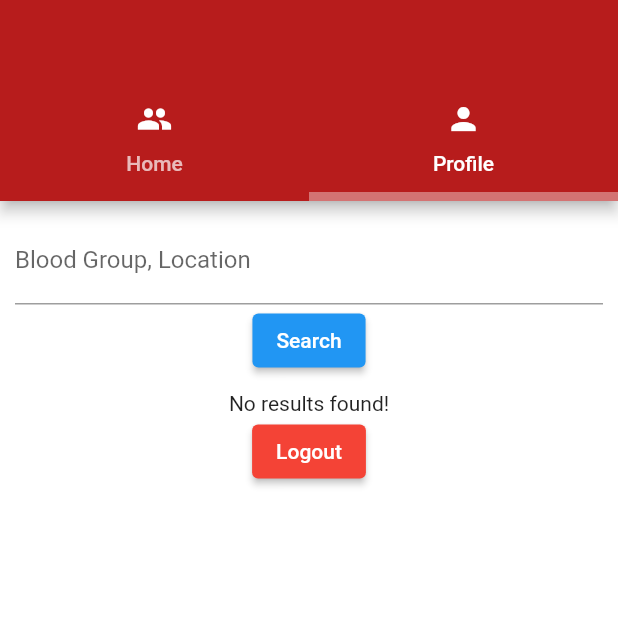
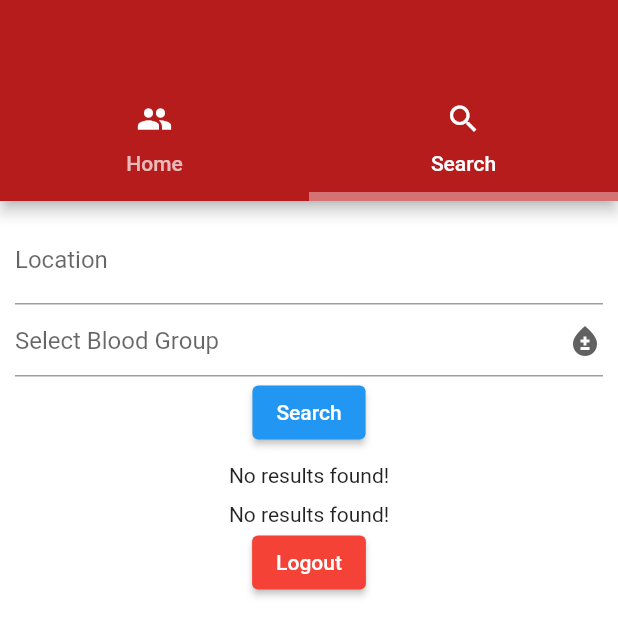
Before and after one commit to TinuBose/blood_link, a Flutter app: the HomeScreen screen opened directly, tab 2 chosen, after a tap on "Search", on a phone screen of 412 x 824 dp. Shown: the top 636 px of the screen. Run offline on Flutter 3.47's test engine with Material 2 defaults, Android fonts, the phone set to English and light mode, and no system bars; our stand-ins replace cloud_firestore, firebase_auth, firebase_core, firebase_storage, geocoding, geolocator and 2 more; accounts and stored records are empty.

Commit message:
search implemented

```diff
--- a/lib/main_screens/home_screen.dart
+++ b/lib/main_screens/home_screen.dart
@@ -38,10 +38,10 @@ class _HomeScreenState extends State<HomeScreen> {
                 ),
                 Tab(
                   icon: Icon(
-                    Icons.person,
+                    Icons.search,
                     color: Colors.white,
                   ),
-                  text: "Profile",
+                  text: "Search",
                 ),
               ],
               indicatorColor: Colors.white38,
@@ -54,7 +54,7 @@ class _HomeScreenState extends State<HomeScreen> {
                 const TabBarView(//use tab bar since we are using tab bar view
                     children: [
               SubHomeScreen(),
-              ProfileScreen(),
+              SearchScreen(),
             ]),
           ),
         ));
--- a/lib/main_screens/sub_home_screens/profile_screen.dart
+++ b/lib/main_screens/sub_home_screens/profile_screen.dart
@@ -4,15 +4,28 @@ import 'package:blood_link/models/UserModel.dart';
 import 'package:cloud_firestore/cloud_firestore.dart';
 import 'package:flutter/material.dart';
 
-class ProfileScreen extends StatefulWidget {
-  const ProfileScreen({super.key});
+class SearchScreen extends StatefulWidget {
+  const SearchScreen({super.key});
 
   @override
-  State<ProfileScreen> createState() => _ProfileScreenState();
+  State<SearchScreen> createState() => _SearchScreenState();
 }
 
-class _ProfileScreenState extends State<ProfileScreen> {
+class _SearchScreenState extends State<SearchScreen> {
   TextEditingController searchController = TextEditingController();
+
+  final bloodGroups = [
+    'A+',
+    'A-',
+    'B+',
+    'B-',
+    'O+',
+    'O-',
+    'AB+',
+    'AB-',
+    'BOMBAY'
+  ];
+  String? selectedGroup;
 
   @override
   Widget build(BuildContext context) {
@@ -23,8 +36,20 @@ class _ProfileScreenState extends State<ProfileScreen> {
         children: [
           TextField(
             controller: searchController,
-            decoration: InputDecoration(labelText: "Blood Group, Location"),
+            decoration: const InputDecoration(labelText: "Location"),
           ),
+          DropdownButtonFormField(
+              icon: const Icon(Icons.bloodtype),
+              hint: const Text("Select Blood Group"),
+              items: bloodGroups
+                  .map((e) => DropdownMenuItem(
+                        value: e,
+                        child: Text(e),
+                      ))
+                  .toList(),
+              onChanged: (val) {
+                selectedGroup = val;
+              }),
           ElevatedButton(
               onPressed: () {
                 setState(() {});
@@ -55,23 +80,16 @@ class _ProfileScreenState extends State<ProfileScreen> {
                     //   title: Text(searchedUser.name!),
                     //   subtitle: Text(searchedUser.email!,),
                     // );
-                    return Container(
-                      padding: EdgeInsets.all(10),
-                      width: double.infinity,
-                      height: 200,
-                      color: Colors.grey[100],
-                      child: Column(
-                        children: [
-                          CircleAvatar(
-                            radius: 40,
-                            backgroundImage: NetworkImage(searchedUser.photo!),
-                          ),
-                          Text(searchedUser.name!),
-                          Text(searchedUser.group!),
-                          Text(searchedUser.phone!),
-                          Text(searchedUser.location!),
-                        ],
+                    return ListTile(
+                      leading: CircleAvatar(
+                        backgroundImage: NetworkImage(searchedUser.photo!),
                       ),
+                      title: Text(searchedUser.name!),
+                      subtitle: Text(
+                        "${searchedUser.email!}\n${searchedUser.group!}\n${searchedUser.phone!}\n${searchedUser.location!}",
+                        style: TextStyle(fontWeight: FontWeight.bold),
+                      ),
+                      trailing: Icon(Icons.keyboard_arrow_right),
                     );
                   } else {
                     return const Text("No results found!");
@@ -82,10 +100,89 @@ class _ProfileScreenState extends State<ProfileScreen> {
                   return const Text("No results found!");
                 }
               } else {
-                return CircularProgressIndicator();
+                return const CircularProgressIndicator();
               }
             },
           ),
+
+          const SizedBox(
+            height: 10,
+          ),
+          StreamBuilder(
+            stream: FirebaseFirestore.instance
+                .collection("donors")
+                .where("donorBloodGroup", isEqualTo: selectedGroup)
+                .snapshots(),
+            builder: (context, snapshot) {
+              if (snapshot.connectionState == ConnectionState.active) {
+                if (snapshot.hasData) {
+                  QuerySnapshot dataSnapshot = snapshot.data as QuerySnapshot;
+
+                  if (dataSnapshot.docs.length > 0) {
+                    Map<String, dynamic> userMap =
+                        dataSnapshot.docs[0].data() as Map<String, dynamic>;
+
+                    UserModel searchedUser = UserModel.formMap(userMap);
+                    return ListTile(
+                      leading: CircleAvatar(
+                        backgroundImage: NetworkImage(searchedUser.photo!),
+                      ),
+                      title: Text(searchedUser.name!),
+                      subtitle: Text(
+                        "${searchedUser.email!}\n${searchedUser.group!}\n${searchedUser.phone!}\n${searchedUser.location!}",
+                        style: TextStyle(fontWeight: FontWeight.bold),
+                      ),
+                      trailing: Icon(Icons.keyboard_arrow_right),
+                    );
+                    // return Container(
+                    //   padding: const EdgeInsets.all(10),
+                    //   width: double.infinity,
+                    //   height: 200,
+                    //   color: Colors.grey[100],
+                    //   child: Column(
+                    //     children: [
+                    //       CircleAvatar(
+                    //         radius: 40,
+                    //         backgroundImage: NetworkImage(searchedUser.photo!),
+                    //       ),
+                    //       Text(searchedUser.name!),
+                    //       Text(searchedUser.group!),
+                    //       Text(searchedUser.phone!),
+                    //       Text(searchedUser.location!),
+                    //        IconButton(
+                    //           onPressed: () {}, icon: Icon(Icons.message))
+                    //     ],
+                    //   ),
+                    // );
+                  } else {
+                    return const Text("No results found!");
+                  }
+                } else if (snapshot.hasError) {
+                  return const Text("An error occured!");
+                } else {
+                  return const Text("No results found!");
+                }
+              } else {
+                return const CircularProgressIndicator();
+              }
+            },
+          ),
+          // StreamBuilder(
+          //     stream:
+          //         FirebaseFirestore.instance.collection("donors").snapshots(),
+          //     builder: (context, AsyncSnapshot snapshot) {
+          //       if (snapshot.hasData) {
+          //         return ListView.builder(
+          //           itemBuilder: (context, index) {
+          //             final DocumentSnapshot donorSnap =
+          //                 snapshot.data.docs[index];
+          //             return Text(donorSnap["donorName"]);
+          //           },
+          //           itemCount: snapshot.data.docs.length,
+          //         );
+          //       }
+          //       return Container();
+          //     }),
           ElevatedButton(
             onPressed: () {
               firebaseAuth.signOut().then((value) {
--- a/lib/main_screens/sub_home_screens/sub_home.dart
+++ b/lib/main_screens/sub_home_screens/sub_home.dart
@@ -1,3 +1,4 @@
+import 'package:blood_link/authentication/auth_screen.dart';
 import 'package:blood_link/global/global.dart';
 import 'package:flutter/material.dart';
 
@@ -11,18 +12,21 @@ class SubHomeScreen extends StatefulWidget {
 class _SubHomeScreenState extends State<SubHomeScreen> {
   @override
   Widget build(BuildContext context) {
-    return Scaffold(
-      body: Center(
-        child: ElevatedButton(
+    return SingleChildScrollView(
+      child: Column(children: [
+        ElevatedButton(
           onPressed: () {
-            firebaseAuth.signOut();
+            firebaseAuth.signOut().then((value) {
+              Navigator.push(context,
+                  MaterialPageRoute(builder: (c) => const AuthScreen()));
+            });
           },
           style: ElevatedButton.styleFrom(
-            primary: Colors.red[900],
+            primary: Colors.red,
           ),
           child: const Text("Logout"),
         ),
-      ),
+      ]),
     );
   }
 }
```
